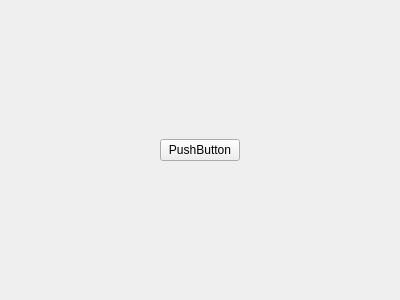
The window that overlay.ui (qernt/TypingSpeedTest) describes before a commit, drawn with Qt 5.
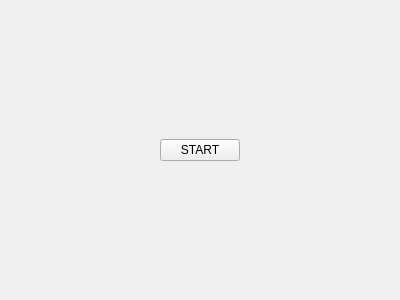
The same window after the commit.

The edit to the form file:
```diff
--- a/overlay.ui
+++ b/overlay.ui
@@ -48,7 +48,7 @@
      <item>
       <widget class="QPushButton" name="pushButton">
        <property name="text">
-        <string>PushButton</string>
+        <string>START</string>
        </property>
       </widget>
      </item>
```
